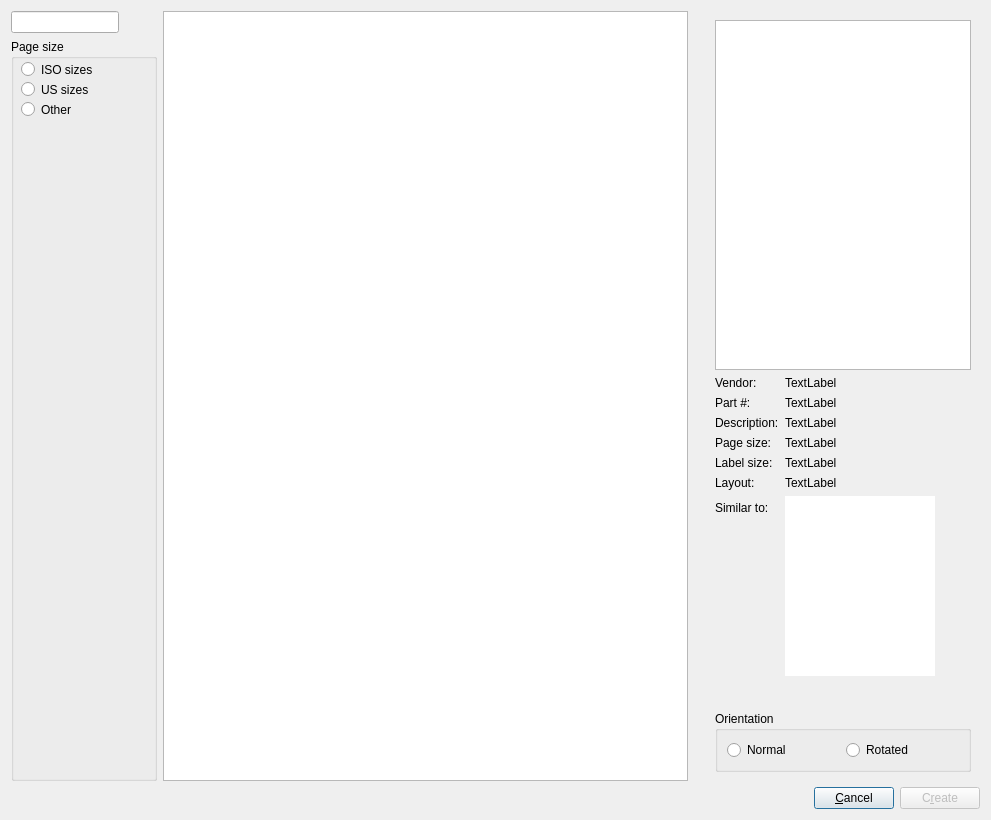
First picture: the form in glabels/ui/NewLabelDialog.ui, repository jimevins/glabels-qt, before the edit.
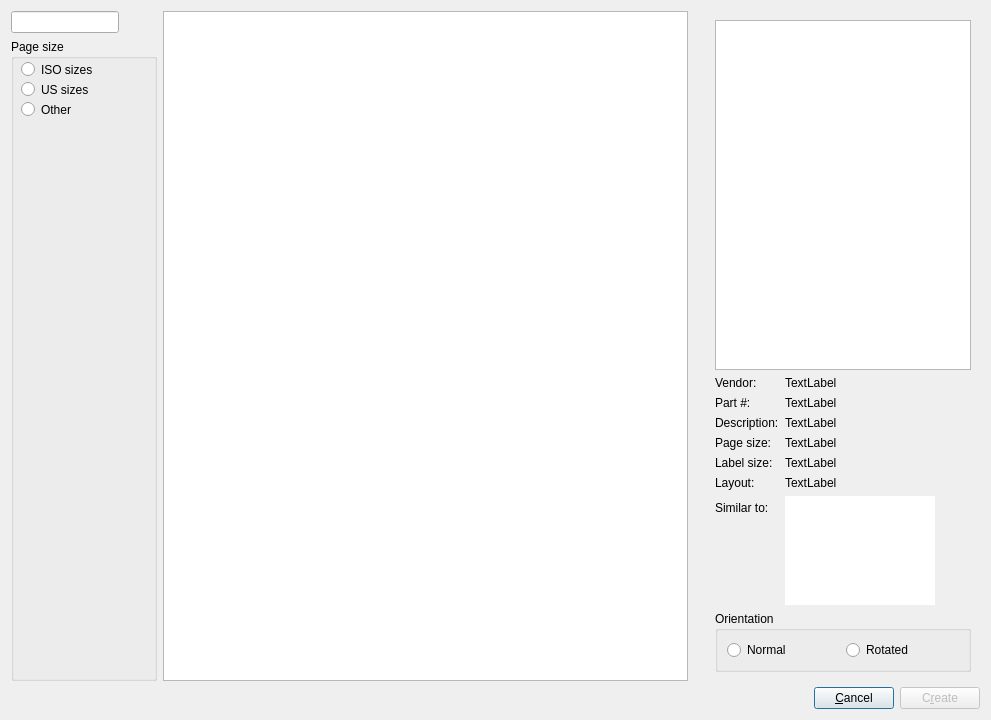
Second picture: the form after the edit. Custom widgets are drawn as their Qt base class.

Commit message: Tweaks to new label dialog UI.

What changed in the file:
```diff
--- a/glabels/ui/NewLabelDialog.ui
+++ b/glabels/ui/NewLabelDialog.ui
@@ -7,7 +7,7 @@
     <x>0</x>
     <y>0</y>
     <width>991</width>
-    <height>820</height>
+    <height>720</height>
    </rect>
   </property>
   <property name="windowTitle">
```
Left out of the diff: 6 changed lines with no effect on the pictures.
